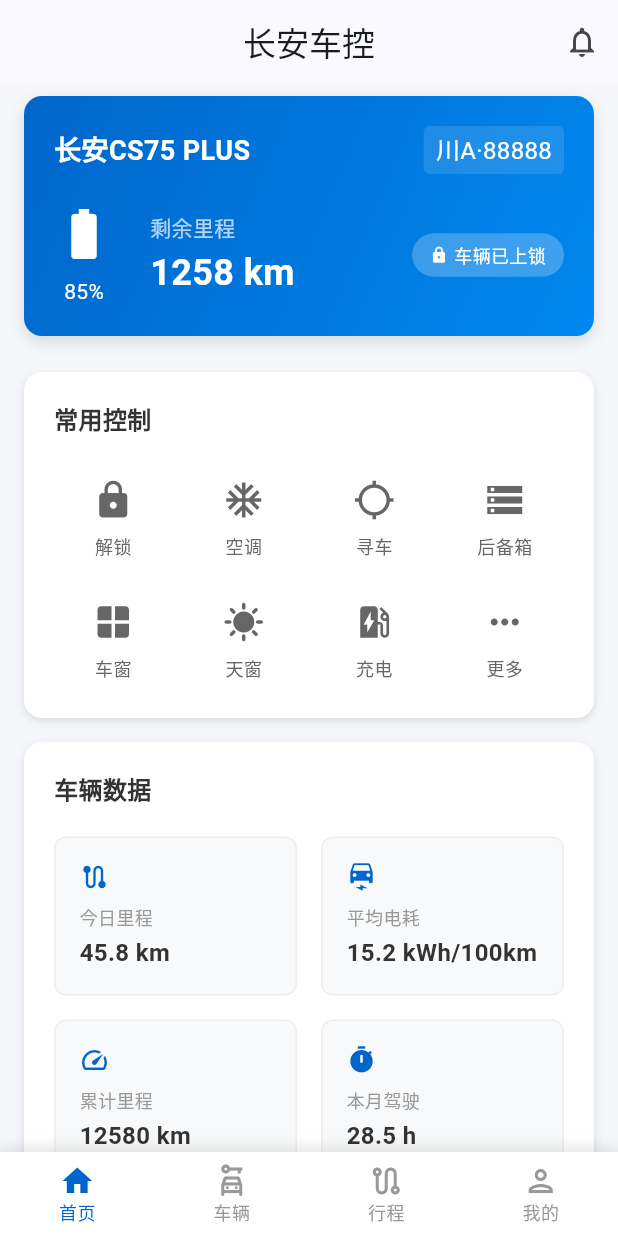
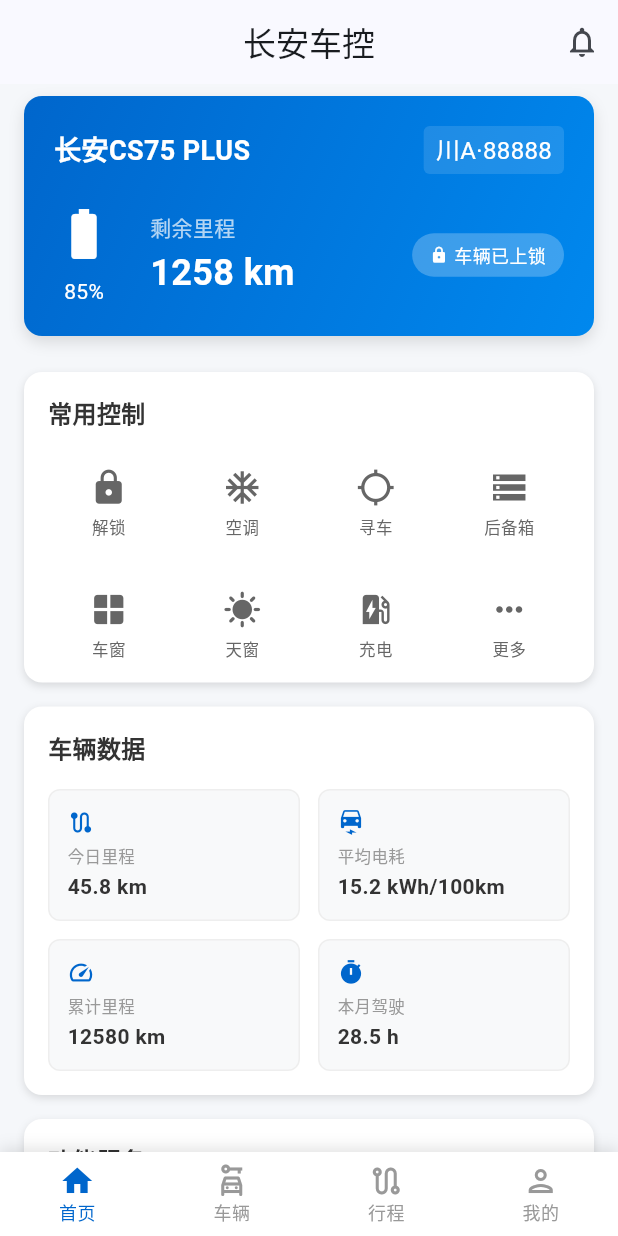
Before and after one commit to JIANG293172/flutterNewPage, a Flutter app: the screen it shows after launch, on a phone screen of 412 x 824 dp. Run offline on Flutter 3.47's test engine with Material 3 defaults, Android fonts, the phone set to English and light mode, and no system bars; Roboto replaces fonts that are missing (PingFang SC).

Commit message:
develop: 修改间距超出问题

```diff
--- a/flutter_ios_module/lib/main.dart
+++ b/flutter_ios_module/lib/main.dart
@@ -17,7 +17,7 @@
           primary: const Color(0xFF0066CC),
           secondary: const Color(0xFFF5A623), // 辅助色（橙色）
         ),
-        fontFamily: 'PingFang SC', // 适配中文显示
+        fontFamily: 'PingFang SC', // 适配中文显示（若项目未配置可注释）
         splashFactory: InkRipple.splashFactory, // 优化点击水波纹效果
       ),
       home: const ChanganCarControlHome(),
@@ -92,7 +92,6 @@
       ScaffoldMessenger.of(context).showSnackBar(
         SnackBar(
           content: Text(_isAirOn ? "空调已开启" : "空调已关闭"),
-          // 修复：使用 colorScheme.secondary 替代 secondaryColor
           backgroundColor: _isAirOn ? Theme.of(context).colorScheme.secondary : Colors.grey[700],
           duration: const Duration(seconds: 2),
         ),
@@ -135,6 +134,7 @@
       ),
       body: SingleChildScrollView(
         physics: const BouncingScrollPhysics(), // 弹性滚动
+        padding: const EdgeInsets.only(bottom: 16), // 底部额外留白
         child: Column(
           children: [
             // 车辆信息卡片
@@ -148,7 +148,6 @@
             const SizedBox(height: 16),
             // 功能入口区
             _buildFunctionEntrance(),
-            const SizedBox(height: 20), // 底部留白
           ],
         ),
       ),
@@ -181,6 +180,7 @@
       ),
       child: Column(
         crossAxisAlignment: CrossAxisAlignment.start,
+        mainAxisSize: MainAxisSize.min, // 关键：最小化Column高度
         children: [
           // 车辆型号 + 车牌
           Row(
@@ -216,11 +216,11 @@
             children: [
               // 电量图标 + 百分比
               Column(
+                mainAxisSize: MainAxisSize.min, // 关键：最小化Column高度
                 children: [
                   Stack(
                     alignment: Alignment.center,
                     children: [
-                      // 修复：使用 battery_alert 替代 battery_low
                       Icon(
                         _batteryPercent > 20 ? Icons.battery_full : Icons.battery_alert,
                         color: Colors.white,
@@ -248,6 +248,7 @@
               // 剩余里程
               Column(
                 crossAxisAlignment: CrossAxisAlignment.start,
+                mainAxisSize: MainAxisSize.min, // 关键：最小化Column高度
                 children: [
                   const Text(
                     "剩余里程",
@@ -295,12 +296,12 @@
     );
   }
 
-  // 常用控制区
+  // 常用控制区（彻底修复布局溢出）
   Widget _buildControlArea() {
     return Container(
       width: double.infinity,
       margin: const EdgeInsets.symmetric(horizontal: 16),
-      padding: const EdgeInsets.all(20),
+      padding: const EdgeInsets.symmetric(horizontal: 16, vertical: 16), // 减少内边距
       decoration: BoxDecoration(
         color: Colors.white,
         borderRadius: BorderRadius.circular(12),
@@ -314,6 +315,7 @@
       ),
       child: Column(
         crossAxisAlignment: CrossAxisAlignment.start,
+        mainAxisSize: MainAxisSize.min, // 关键：最小化Column高度
         children: [
           const Text(
             "常用控制",
@@ -323,15 +325,17 @@
               color: Color(0xFF333333),
             ),
           ),
-          const SizedBox(height: 20),
-          // 控制按钮网格
-          GridView.count(
+          const SizedBox(height: 12), // 进一步缩小间距
+          // 控制按钮网格（固定高度+适配尺寸）
+          SizedBox(
+            height: 140, // 固定高度，防止溢出
+            child: GridView.count(
               shrinkWrap: true,
               physics: const NeverScrollableScrollPhysics(),
               crossAxisCount: 4,
-            childAspectRatio: 1.2,
+              childAspectRatio: 1.1, // 调整宽高比
               crossAxisSpacing: 8,
-            mainAxisSpacing: 16,
+              mainAxisSpacing: 8, // 进一步减少间距
               children: [
                 // 锁车/解锁
                 _buildControlButton(
@@ -345,7 +349,6 @@
                   icon: _isAirOn ? Icons.ac_unit : Icons.ac_unit_outlined,
                   text: "空调",
                   onPressed: _toggleAirCondition,
-                // 修复：使用 colorScheme.secondary 替代 secondaryColor
                   color: _isAirOn ? Theme.of(context).colorScheme.secondary : null,
                   isLoading: _isLoading,
                 ),
@@ -420,12 +423,13 @@
                 ),
               ],
             ),
+          ),
         ],
       ),
     );
   }
 
-  // 单个控制按钮（优化点击反馈和加载状态）
+  // 单个控制按钮（优化尺寸）
   Widget _buildControlButton({
     required IconData icon,
     required String text,
@@ -437,16 +441,17 @@
       onTap: onPressed,
       borderRadius: BorderRadius.circular(8),
       child: Container(
-        padding: const EdgeInsets.symmetric(vertical: 8),
+        padding: const EdgeInsets.symmetric(vertical: 4), // 减少内边距
         child: Column(
           mainAxisAlignment: MainAxisAlignment.center,
+          mainAxisSize: MainAxisSize.min, // 关键：最小化Column高度
           children: [
             Stack(
               alignment: Alignment.center,
               children: [
                 Icon(
                   icon,
-                  size: 28,
+                  size: 26, // 稍微缩小图标
                   color: color ?? const Color(0xFF666666),
                 ),
                 if (isLoading)
@@ -460,13 +465,15 @@
                   ),
               ],
             ),
-            const SizedBox(height: 8),
+            const SizedBox(height: 6), // 减少文字间距
             Text(
               text,
               style: TextStyle(
-                fontSize: 12,
+                fontSize: 11, // 稍微缩小文字
                 color: color ?? const Color(0xFF666666),
               ),
+              maxLines: 1, // 确保文字不换行
+              overflow: TextOverflow.ellipsis,
             ),
           ],
         ),
@@ -479,7 +486,7 @@
     return Container(
       width: double.infinity,
       margin: const EdgeInsets.symmetric(horizontal: 16),
-      padding: const EdgeInsets.all(20),
+      padding: const EdgeInsets.symmetric(horizontal: 16, vertical: 16), // 减少内边距
       decoration: BoxDecoration(
         color: Colors.white,
         borderRadius: BorderRadius.circular(12),
@@ -493,6 +500,7 @@
       ),
       child: Column(
         crossAxisAlignment: CrossAxisAlignment.start,
+        mainAxisSize: MainAxisSize.min, // 关键：最小化Column高度
         children: [
           const Text(
             "车辆数据",
@@ -502,7 +510,7 @@
               color: Color(0xFF333333),
             ),
           ),
-          const SizedBox(height: 20),
+          const SizedBox(height: 16), // 减少间距
           // 数据卡片行
           Row(
             children: [
@@ -514,7 +522,7 @@
                   icon: Icons.route,
                 ),
               ),
-              const SizedBox(width: 16),
+              const SizedBox(width: 12), // 减少间距
               // 平均油耗/电耗
               Expanded(
                 child: _buildDataCard(
@@ -525,7 +533,7 @@
               ),
             ],
           ),
-          const SizedBox(height: 16),
+          const SizedBox(height: 12), // 减少间距
           Row(
             children: [
               // 累计里程
@@ -533,11 +541,10 @@
                 child: _buildDataCard(
                   title: "累计里程",
                   value: "12580 km",
-                  // 修复：使用 speed 替代 odometer（Icons.speed 存在）
                   icon: Icons.speed,
                 ),
               ),
-              const SizedBox(width: 16),
+              const SizedBox(width: 12), // 减少间距
               // 驾驶时长
               Expanded(
                 child: _buildDataCard(
@@ -560,7 +567,7 @@
     required IconData icon,
   }) {
     return Container(
-      padding: const EdgeInsets.all(16),
+      padding: const EdgeInsets.all(12), // 减少内边距
       decoration: BoxDecoration(
         color: const Color(0xFFF8F9FA),
         borderRadius: BorderRadius.circular(8),
@@ -568,28 +575,31 @@
       ),
       child: Column(
         crossAxisAlignment: CrossAxisAlignment.start,
+        mainAxisSize: MainAxisSize.min, // 关键：最小化Column高度
         children: [
           Icon(
             icon,
-            size: 20,
+            size: 18, // 稍微缩小图标
             color: Theme.of(context).primaryColor,
           ),
-          const SizedBox(height: 8),
+          const SizedBox(height: 6), // 减少间距
           Text(
             title,
             style: const TextStyle(
-              fontSize: 12,
+              fontSize: 11, // 稍微缩小文字
               color: Color(0xFF999999),
             ),
           ),
-          const SizedBox(height: 4),
+          const SizedBox(height: 2), // 减少间距
           Text(
             value,
             style: const TextStyle(
-              fontSize: 16,
+              fontSize: 14, // 稍微缩小文字
               fontWeight: FontWeight.bold,
               color: Color(0xFF333333),
             ),
+            maxLines: 1,
+            overflow: TextOverflow.ellipsis,
           ),
         ],
       ),
@@ -601,7 +611,7 @@
     return Container(
       width: double.infinity,
       margin: const EdgeInsets.symmetric(horizontal: 16),
-      padding: const EdgeInsets.all(20),
+      padding: const EdgeInsets.symmetric(horizontal: 16, vertical: 16), // 减少内边距
       decoration: BoxDecoration(
         color: Colors.white,
         borderRadius: BorderRadius.circular(12),
@@ -615,6 +625,7 @@
       ),
       child: Column(
         crossAxisAlignment: CrossAxisAlignment.start,
+        mainAxisSize: MainAxisSize.min, // 关键：最小化Column高度
         children: [
           const Text(
             "功能服务",
@@ -624,15 +635,17 @@
               color: Color(0xFF333333),
             ),
           ),
-          const SizedBox(height: 20),
-          // 功能入口网格
-          GridView.count(
+          const SizedBox(height: 12), // 减少间距
+          // 功能入口网格（固定高度）
+          SizedBox(
+            height: 130, // 固定高度，防止溢出
+            child: GridView.count(
               shrinkWrap: true,
               physics: const NeverScrollableScrollPhysics(),
               crossAxisCount: 4,
-            childAspectRatio: 1.1,
+              childAspectRatio: 1.0, // 调整宽高比
               crossAxisSpacing: 8,
-            mainAxisSpacing: 16,
+              mainAxisSpacing: 8, // 减少间距
               children: [
                 _buildFunctionItem(Icons.car_repair, "维保预约"),
                 _buildFunctionItem(Icons.local_parking, "停车服务"),
@@ -644,12 +657,13 @@
                 _buildFunctionItem(Icons.history, "行程记录"),
               ],
             ),
+          ),
         ],
       ),
     );
   }
 
-  // 功能入口项（优化点击反馈）
+  // 功能入口项（优化尺寸）
   Widget _buildFunctionItem(IconData icon, String text) {
     return InkWell(
       onTap: () {
@@ -661,22 +675,25 @@
       },
       borderRadius: BorderRadius.circular(8),
       child: Container(
-        padding: const EdgeInsets.symmetric(vertical: 8),
+        padding: const EdgeInsets.symmetric(vertical: 4), // 减少内边距
         child: Column(
           mainAxisAlignment: MainAxisAlignment.center,
+          mainAxisSize: MainAxisSize.min, // 关键：最小化Column高度
           children: [
             Icon(
               icon,
-              size: 24,
+              size: 22, // 稍微缩小图标
               color: const Color(0xFF666666),
             ),
-            const SizedBox(height: 8),
+            const SizedBox(height: 6), // 减少间距
             Text(
               text,
               style: const TextStyle(
-                fontSize: 12,
+                fontSize: 11, // 稍微缩小文字
                 color: Color(0xFF666666),
               ),
+              maxLines: 1,
+              overflow: TextOverflow.ellipsis,
             ),
           ],
         ),
```
Also changed, not shown: 32 other files. Lines whose indentation alone changed are shown as unchanged.
